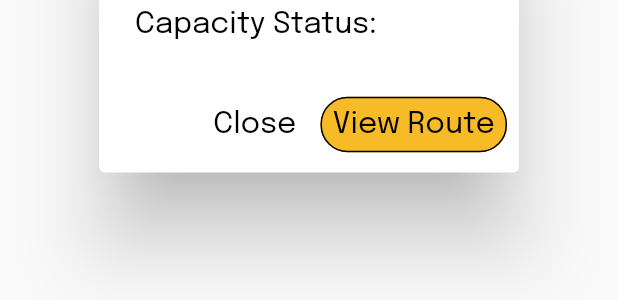
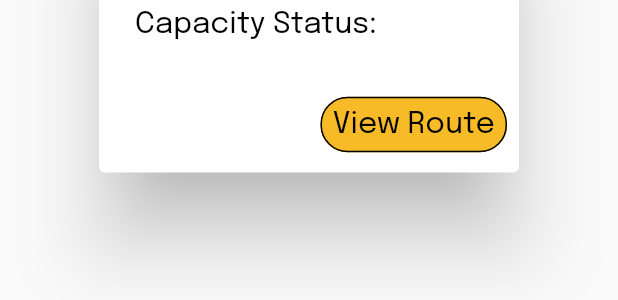
Before and after one commit to seventionee/GaJeep, a Flutter app: the VehicleInfoWidget widget shown alone on an empty page, opened directly with empty values, on a phone screen of 412 x 824 dp. Shown: the part 576-876 px from the top of the screen. Run offline on Flutter 3.47's test engine with Material 2 defaults, Android fonts, the phone set to English and light mode, and no system bars; our stand-ins replace cloud_firestore, connectivity_plus, firebase_core, geolocator, google_maps_flutter, permission_handler; missing offline and left inert: search_map_place_updated; accounts and stored records are empty.

Commit message:
placed band-aid on bug, to style, user will now only have to tap on the map to close the status

```diff
--- a/lib/providers/jeep_info.dart
+++ b/lib/providers/jeep_info.dart
@@ -38,18 +38,6 @@ class VehicleInfoWidgetState extends State<VehicleInfoWidget> {
       ),
       actions: <Widget>[
         TextButton(
-          child: const Text('Close',
-              style: TextStyle(
-                fontFamily: 'Epilogue', //font style
-                fontWeight: FontWeight.w400,
-                fontSize: 20.0,
-                color: Colors.black,
-              )),
-          onPressed: () {
-            Navigator.of(context).pop();
-          },
-        ),
-        TextButton(
           onPressed: () => Navigator.of(context).pop(false),
           style: ButtonStyle(
             backgroundColor: MaterialStateProperty.all<Color>(primaryColor),
```
Also changed, not shown: lib/pages/mapsinterface.dart (+6 -4 lines), lib/providers/jeeps_location.dart (+7 -0 lines).
